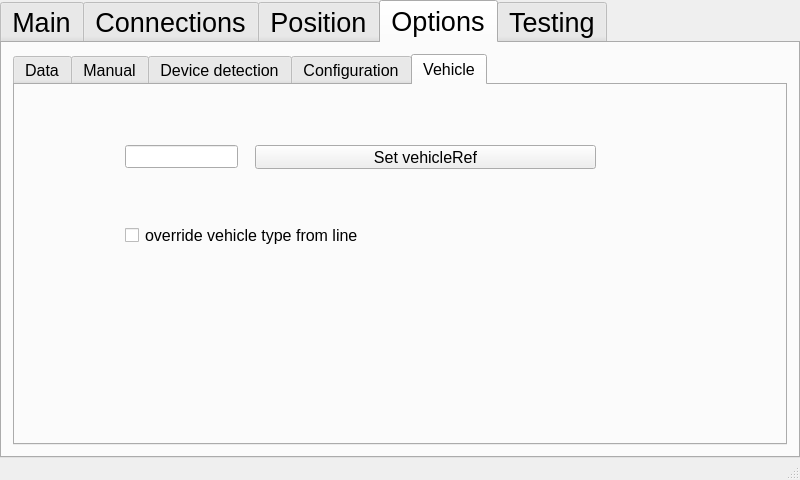
Above: mainwindow.ui from frutabruta/VDV301tester before the change. Below: the same form after it.
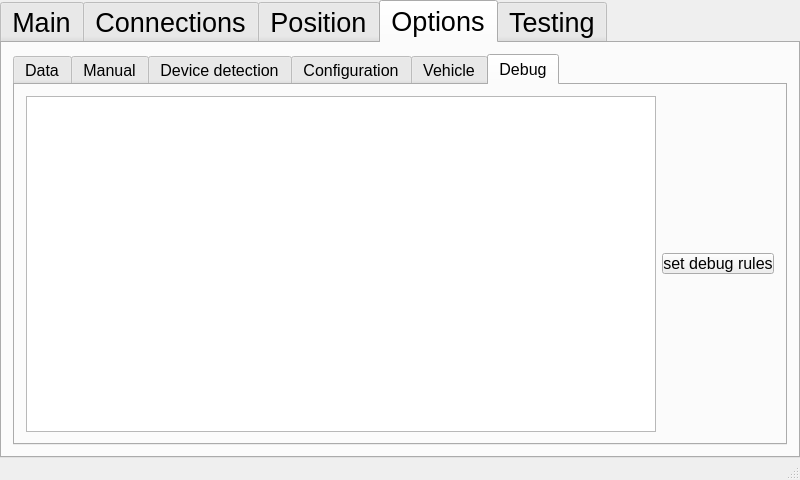
That is the form after the change. The open tabs and pages were chosen to show the change.

```diff
--- a/mainwindow.ui
+++ b/mainwindow.ui
@@ -1679,7 +1679,7 @@
            </font>
           </property>
           <property name="currentIndex">
-           <number>4</number>
+           <number>5</number>
           </property>
           <widget class="QWidget" name="tab_moznosti_nast">
            <attribute name="title">
@@ -2631,6 +2631,23 @@
             </property>
            </widget>
           </widget>
+          <widget class="QWidget" name="tab">
+           <attribute name="title">
+            <string>Debug</string>
+           </attribute>
+           <layout class="QHBoxLayout" name="horizontalLayout_12">
+            <item>
+             <widget class="QPlainTextEdit" name="plainTextEdit_debug_rules"/>
+            </item>
+            <item>
+             <widget class="QPushButton" name="pushButton_options_debug_set">
+              <property name="text">
+               <string>set debug rules</string>
+              </property>
+             </widget>
+            </item>
+           </layout>
+          </widget>
          </widget>
         </item>
        </layout>
```
Left out of the diff: 2 changed lines with no effect on the pictures.
